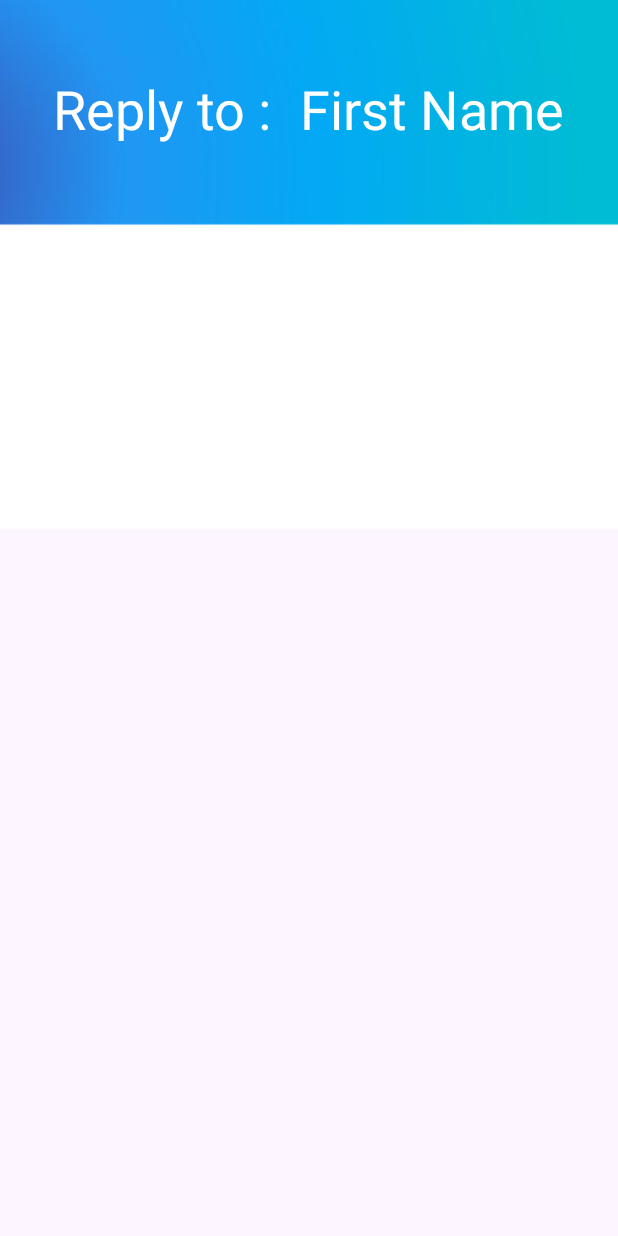
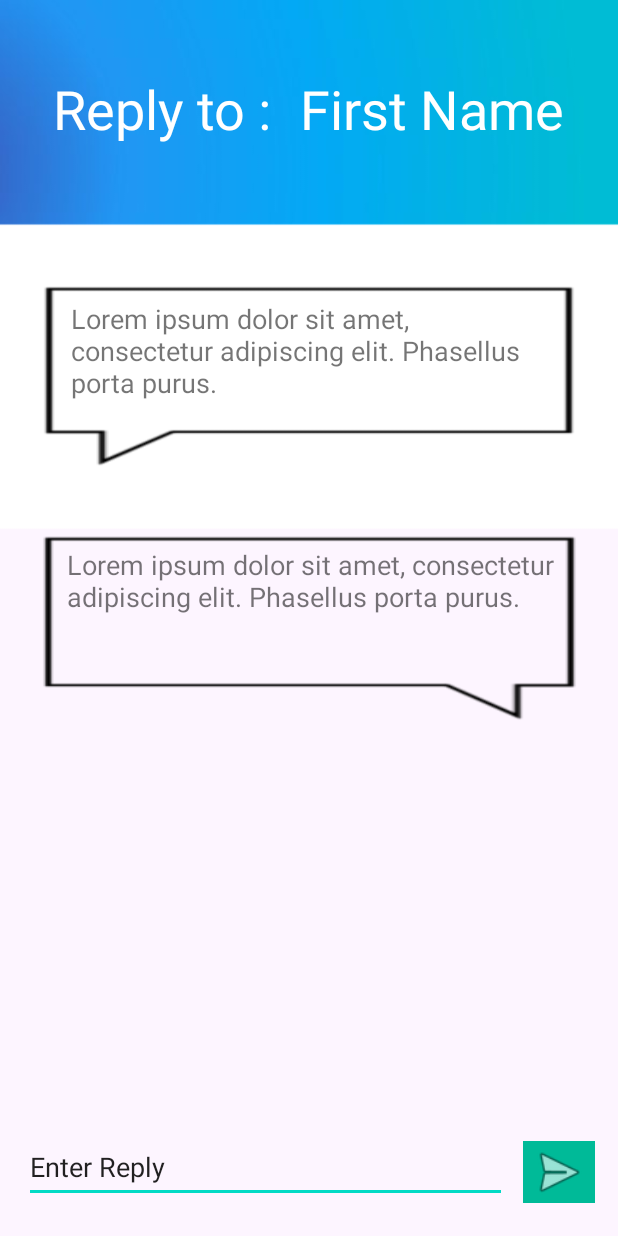
Before and after one commit to drex7001/MAD_app, an Android app: the Messages_Reply_Interface_Raz screen opened directly, with no data from a screen before it, on a phone screen of 412 x 824 dp. Run offline under Robolectric (Android 15) with nearby library versions, the phone set to English and light mode, and no system bars.

Commit message:
reply interface final commit

```diff
--- a/app/src/main/java/com/drex/dashboard/Messages_Reply_Interface_Raz.java
+++ b/app/src/main/java/com/drex/dashboard/Messages_Reply_Interface_Raz.java
@@ -17,5 +17,16 @@ public class Messages_Reply_Interface_Raz extends AppCompatActivity {
 
         TextView Reply_Interface_Header2 = findViewById(R.id.Reply_Interface_Header2TV);
         Reply_Interface_Header2.setText(R.string.Reply_Interface_Header2);
+
+        TextView Recived_MSG = findViewById(R.id.Recived_MSG_TV);
+        Recived_MSG.setText(R.string.Recived_MSG);
+
+        TextView Sent_MSG = findViewById(R.id.Sent_MSG_TV);
+        Sent_MSG.setText(R.string.Sent_MSG);
+
+        TextView Reply_MSG_Enter_Box = findViewById(R.id.Reply_MSG_Enter_BoxTV);
+        Reply_MSG_Enter_Box.setText(R.string.Reply_MSG_Enter_Box);
+
+
     }
 }
--- a/app/src/main/res/layout/activity_messages__reply__interface__raz.xml
+++ b/app/src/main/res/layout/activity_messages__reply__interface__raz.xml
@@ -35,4 +35,79 @@
         app:layout_constraintStart_toStartOf="parent"
         app:layout_constraintTop_toTopOf="parent" />
 
+    <TextView
+        android:id="@+id/textView9"
+        android:layout_width="389dp"
+        android:layout_height="166dp"
+        android:background="@drawable/recived_msgs"
+        android:textAlignment="center"
+        app:layout_constraintBottom_toBottomOf="parent"
+        app:layout_constraintEnd_toEndOf="parent"
+        app:layout_constraintStart_toStartOf="parent"
+        app:layout_constraintTop_toTopOf="parent"
+        app:layout_constraintVertical_bias="0.254" />
+
+    <TextView
+        android:id="@+id/Recived_MSG_TV"
+        android:layout_width="323dp"
+        android:layout_height="75dp"
+        android:text="TextView"
+        android:textSize="18sp"
+        app:layout_constraintBottom_toBottomOf="@+id/textView9"
+        app:layout_constraintEnd_toEndOf="@+id/textView9"
+        app:layout_constraintHorizontal_bias="0.545"
+        app:layout_constraintStart_toStartOf="@+id/textView9"
+        app:layout_constraintTop_toTopOf="@+id/textView9"
+        app:layout_constraintVertical_bias="0.362" />
+
+    <TextView
+        android:id="@+id/textView12"
+        android:layout_width="391dp"
+        android:layout_height="170dp"
+        android:background="@drawable/sent_msgs"
+        app:layout_constraintEnd_toEndOf="parent"
+        app:layout_constraintStart_toStartOf="parent"
+        app:layout_constraintTop_toBottomOf="@+id/textView9" />
+
+    <TextView
+        android:id="@+id/Sent_MSG_TV"
+        android:layout_width="325dp"
+        android:layout_height="75dp"
+        android:text="TextView"
+        android:textSize="18sp"
+        app:layout_constraintBottom_toBottomOf="@+id/textView12"
+        app:layout_constraintEnd_toEndOf="@+id/textView12"
+        app:layout_constraintHorizontal_bias="0.515"
+        app:layout_constraintStart_toStartOf="@+id/textView12"
+        app:layout_constraintTop_toTopOf="@+id/textView12"
+        app:layout_constraintVertical_bias="0.326" />
+
+    <EditText
+        android:id="@+id/Reply_MSG_Enter_BoxTV"
+        android:layout_width="322dp"
+        android:layout_height="47dp"
+        android:layout_marginStart="16dp"
+        android:ems="10"
+        android:inputType="textPersonName"
+        app:layout_constraintBottom_toBottomOf="parent"
+        app:layout_constraintStart_toStartOf="parent"
+        app:layout_constraintTop_toTopOf="parent"
+        app:layout_constraintVertical_bias="0.972" />
+
+    <ImageView
+        android:id="@+id/imageView10"
+        android:layout_width="48dp"
+        android:layout_height="41dp"
+        android:layout_marginStart="8dp"
+        android:background="@color/colorAccent"
+        android:backgroundTint="@color/colorAccent"
+        android:backgroundTintMode="multiply"
+        app:layout_constraintBottom_toBottomOf="@+id/Reply_MSG_Enter_BoxTV"
+        app:layout_constraintEnd_toEndOf="parent"
+        app:layout_constraintHorizontal_bias="0.157"
+        app:layout_constraintStart_toEndOf="@+id/Reply_MSG_Enter_BoxTV"
+        app:layout_constraintTop_toTopOf="@+id/Reply_MSG_Enter_BoxTV"
+        app:layout_constraintVertical_bias="1.0"
+        app:srcCompat="@android:drawable/ic_menu_send" />
+
 </androidx.constraintlayout.widget.ConstraintLayout>
--- a/app/src/main/res/values/strings.xml
+++ b/app/src/main/res/values/strings.xml
@@ -87,7 +87,9 @@
         //String Resources for Replay Interface Raz
         <string name="Reply_Interface_Header1"> Reply to : </string>
         <string name="Reply_Interface_Header2">  First Name </string>
-
+        <string name="Recived_MSG">  Lorem ipsum dolor sit amet, consectetur adipiscing elit. Phasellus porta purus. </string>
+        <string name="Sent_MSG">  Lorem ipsum dolor sit amet, consectetur adipiscing elit. Phasellus porta purus. </string>
+        <string name="Reply_MSG_Enter_Box">  Enter Reply </string>
     //String resources for myquizzes
     <string name="pubq">Published Quizzes</string>
     <string name="d">Drafts</string>
```
Also changed, not shown: app/src/main/res/drawable-v24/recived_msgs.png (added), app/src/main/res/drawable-v24/sent_msgs.png (added), app/src/main/res/drawable/Recived_MSG.png (deleted), app/src/main/res/drawable/Sent_MSG.png (deleted).
